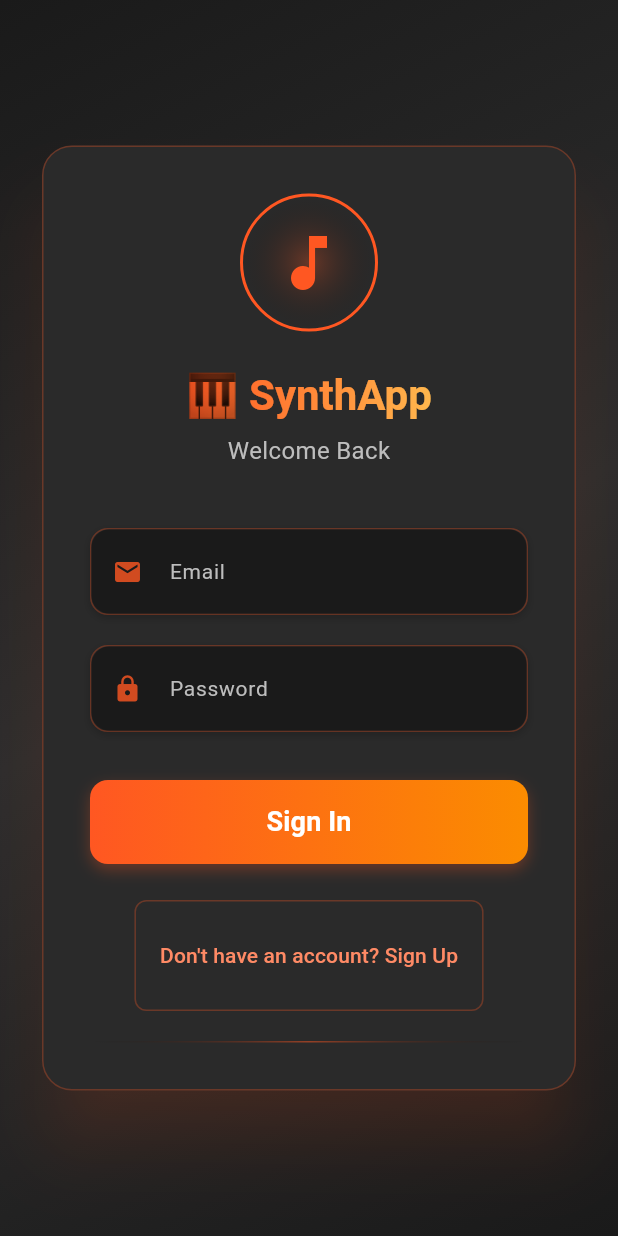
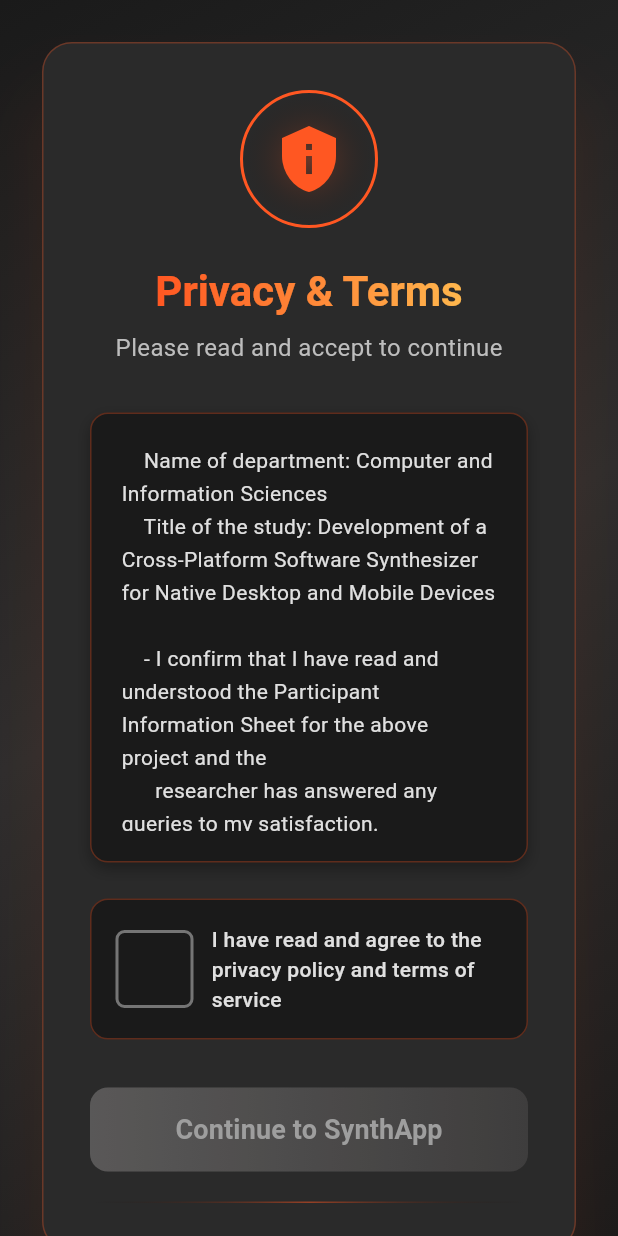
Before and after one commit to CTRoss-sco/softsynth, a Flutter app: the screen it shows after launch, on a phone screen of 412 x 824 dp. Run offline on Flutter 3.47's test engine with Material 3 defaults, Android fonts, the light colour scheme and no system bars; our stand-ins replace cloud_firestore, firebase_auth, firebase_core, flutter_dotenv; missing offline and left inert: dart:ffi; accounts and stored records are empty.

Commit message:
Added consent screen for testing purposes

```diff
--- /dev/null
+++ b/flutter_ui/lib/consent_screen.dart
@@ -0,0 +1,279 @@
+import 'package:flutter/material.dart';
+import 'main.dart';
+
+class ConsentScreen extends StatefulWidget {
+  const ConsentScreen({super.key});
+
+  @override
+  State<ConsentScreen> createState() => _ConsentScreenState();
+}
+
+class _ConsentScreenState extends State<ConsentScreen> {
+  bool _consentGiven = false;
+
+  void _proceedToLogin() {
+    if (_consentGiven) {
+      Navigator.of(context).pushReplacement(
+        MaterialPageRoute(builder: (context) => const AuthWrapper()),
+      );
+    }
+  }
+
+  @override
+  Widget build(BuildContext context) {
+    return Scaffold(
+      body: Container(
+        decoration: const BoxDecoration(
+          gradient: LinearGradient(
+            begin: Alignment.topLeft,
+            end: Alignment.bottomRight,
+            colors: [
+              Color(0xFF1a1a1a),
+              Color(0xFF2d2d2d),
+              Color(0xFF1a1a1a),
+            ],
+          ),
+        ),
+        child: Center(
+          child: SingleChildScrollView(
+            padding: const EdgeInsets.all(24.0),
+            child: Container(
+              constraints: const BoxConstraints(maxWidth: 600),
+              child: Card(
+                elevation: 20,
+                shadowColor: Colors.deepOrange.withOpacity(0.3),
+                shape: RoundedRectangleBorder(
+                  borderRadius: BorderRadius.circular(20),
+                  side: BorderSide(
+                    color: Colors.deepOrange.withOpacity(0.3),
+                    width: 1,
+                  ),
+                ),
+                color: const Color(0xFF2a2a2a),
+                child: Padding(
+                  padding: const EdgeInsets.all(32.0),
+                  child: Column(
+                    mainAxisSize: MainAxisSize.min,
+                    children: [
+                      Container(
+                        padding: const EdgeInsets.all(20),
+                        decoration: BoxDecoration(
+                          shape: BoxShape.circle,
+                          gradient: RadialGradient(
+                            colors: [
+                              Colors.deepOrange.withOpacity(0.3),
+                              Colors.transparent,
+                            ],
+                          ),
+                          border: Border.all(
+                            color: Colors.deepOrange,
+                            width: 2,
+                          ),
+                        ),
+                        child: const Icon(
+                          Icons.privacy_tip,
+                          size: 48,
+                          color: Colors.deepOrange,
+                        ),
+                      ),
+                      const SizedBox(height: 24),
+
+                      ShaderMask(
+                        shaderCallback: (bounds) => LinearGradient(
+                          colors: [
+                            Colors.deepOrange,
+                            Colors.orange.shade300,
+                          ],
+                        ).createShader(bounds),
+                        child: Text(
+                          'Privacy & Terms',
+                          style: Theme.of(context).textTheme.headlineMedium?.copyWith(
+                            color: Colors.white,
+                            fontWeight: FontWeight.bold,
+                            fontSize: 28,
+                          ),
+                        ),
+                      ),
+                      const SizedBox(height: 8),
+                      Text(
+                        'Please read and accept to continue',
+                        style: TextStyle(
+                          color: Colors.grey.shade400,
+                          fontSize: 16,
+                        ),
+                      ),
+                      const SizedBox(height: 32),
+
+
+                      Container(
+                        height: 300,
+                        padding: const EdgeInsets.all(20),
+                        decoration: BoxDecoration(
+                          color: const Color(0xFF1a1a1a),
+                          borderRadius: BorderRadius.circular(12),
+                          border: Border.all(
+                            color: Colors.deepOrange.withOpacity(0.3),
+                            width: 1,
+                          ),
+                          boxShadow: [
+                            BoxShadow(
+                              color: Colors.black.withOpacity(0.3),
+                              blurRadius: 8,
+                              offset: const Offset(0, 4),
+                            ),
+                          ],
+                        ),
+                        child: SingleChildScrollView(
+                          child: Text(
+                            _getConsentText(),
+                            style: TextStyle(
+                              color: Colors.grey.shade300,
+                              fontSize: 14,
+                              height: 1.6,
+                            ),
+                          ),
+                        ),
+                      ),
+                      const SizedBox(height: 24),
+
+
+                      Container(
+                        padding: const EdgeInsets.all(16),
+                        decoration: BoxDecoration(
+                          border: Border.all(
+                            color: Colors.deepOrange.withOpacity(0.3),
+                            width: 1,
+                          ),
+                          borderRadius: BorderRadius.circular(12),
+                          color: const Color(0xFF1a1a1a),
+                        ),
+                        child: Row(
+                          children: [
+                            Container(
+                              decoration: BoxDecoration(
+                                borderRadius: BorderRadius.circular(6),
+                                border: Border.all(
+                                  color: _consentGiven
+                                      ? Colors.deepOrange
+                                      : Colors.grey.shade600,
+                                  width: 2,
+                                ),
+                              ),
+                              child: Checkbox(
+                                value: _consentGiven,
+                                onChanged: (value) {
+                                  setState(() {
+                                    _consentGiven = value ?? false;
+                                  });
+                                },
+                                activeColor: Colors.deepOrange,
+                                checkColor: Colors.white,
+                                side: BorderSide.none,
+                                shape: RoundedRectangleBorder(
+                                  borderRadius: BorderRadius.circular(4),
+                                ),
+                              ),
+                            ),
+                            const SizedBox(width: 12),
+                            Expanded(
+                              child: Text(
+                                'I have read and agree to the privacy policy and terms of service',
+                                style: TextStyle(
+                                  color: Colors.grey.shade300,
+                                  fontSize: 14,
+                                  fontWeight: FontWeight.w500,
+                                ),
+                              ),
+                            ),
+                          ],
+                        ),
+                      ),
+                      const SizedBox(height: 32),
+
+                      // Continue button - same style as login
+                      SizedBox(
+                        width: double.infinity,
+                        height: 56,
+                        child: Container(
+                          decoration: BoxDecoration(
+                            gradient: LinearGradient(
+                              colors: _consentGiven
+                                  ? [Colors.deepOrange, Colors.orange.shade600]
+                                  : [Colors.grey.shade700, Colors.grey.shade800],
+                            ),
+                            borderRadius: BorderRadius.circular(12),
+                            boxShadow: _consentGiven ? [
+                              BoxShadow(
+                                color: Colors.deepOrange.withOpacity(0.3),
+                                blurRadius: 8,
+                                offset: const Offset(0, 4),
+                              ),
+                            ] : [],
+                          ),
+                          child: ElevatedButton(
+                            onPressed: _consentGiven ? _proceedToLogin : null,
+                            style: ElevatedButton.styleFrom(
+                              backgroundColor: Colors.transparent,
+                              shadowColor: Colors.transparent,
+                              shape: RoundedRectangleBorder(
+                                borderRadius: BorderRadius.circular(12),
+                              ),
+                            ),
+                            child: Text(
+                              'Continue to SynthApp',
+                              style: TextStyle(
+                                fontSize: 18,
+                                fontWeight: FontWeight.bold,
+                                color: _consentGiven ? Colors.white : Colors.grey.shade500,
+                              ),
+                            ),
+                          ),
+                        ),
+                      ),
+                      const SizedBox(height: 20),
+
+
+                      Row(
+                        children: [
+                          Expanded(
+                            child: Container(
+                              height: 1,
+                              decoration: BoxDecoration(
+                                gradient: LinearGradient(
+                                  colors: [
+                                    Colors.transparent,
+                                    Colors.deepOrange.withOpacity(0.5),
+                                    Colors.transparent,
+                                  ],
+                                ),
+                              ),
+                            ),
+                          ),
+                        ],
+                      ),
+                    ],
+                  ),
+                ),
+              ),
+            ),
+          ),
+        ),
+      ),
+    );
+  }
+
+  String _getConsentText() {
+    return '''
+    Name of department: Computer and Information Sciences
+    Title of the study: Development of a Cross-Platform Software Synthesizer for Native Desktop and Mobile Devices
+
+    - I confirm that I have read and understood the Participant Information Sheet for the above project and the
+      researcher has answered any queries to my satisfaction.
+    - I confirm that I have read and understood the Privacy Notice for Participants in Research Projects and understand how my personal information will be used and what will happen to it (i.e. how it will be stored and for how long).
+    - I understand that my participation is voluntary and that I am free to withdraw from the project at any time, up to the point of completion, without having to give a reason and without any consequences.
+    - I understand that anonymised data (i.e. data that do not identify me personally) cannot be withdrawn once they have been included in the study.
+    - I understand that any information recorded in the research will remain confidential and no information that identifies me will be made publicly available.
+    - I consent to being a participant in the project.
+    ''';
+  }
+}
--- a/flutter_ui/lib/effects_controls.dart
+++ b/flutter_ui/lib/effects_controls.dart
@@ -23,7 +23,7 @@
   double _reverbDamping = 0.5;
   double _reverbWetLevel = 0.5;
   double _reverbDryLevel = 0.5;
-  bool _reverbEnabled = true;
+  bool _reverbEnabled = false;
 
   //delay state variables
   double _delayTime = 0.25;
@@ -210,7 +210,7 @@
   }
 
   Widget _buildReverbTab() {
-    return Padding(
+    return SingleChildScrollView(
       padding: const EdgeInsets.all(16.0),
       child: Column(
         crossAxisAlignment: CrossAxisAlignment.start,
@@ -370,7 +370,7 @@
   }
 
   Widget _buildDelayTab() {
-  return Padding(
+  return SingleChildScrollView(
     padding: const EdgeInsets.all(16.0),
     child: Column(
       crossAxisAlignment: CrossAxisAlignment.start,
@@ -530,7 +530,7 @@
 }
 
 Widget _buildChorusTab() {
-  return Padding(
+  return SingleChildScrollView(
     padding: const EdgeInsets.all(12.0),
     child: Column(
       crossAxisAlignment: CrossAxisAlignment.start,
--- a/flutter_ui/lib/main.dart
+++ b/flutter_ui/lib/main.dart
@@ -10,6 +10,7 @@
 import 'login_screen.dart';
 import 'firestore/preset_service.dart';
 import 'firestore/preset_model.dart';
+import 'consent_screen.dart';
 
 void main() async {
   WidgetsFlutterBinding.ensureInitialized();
@@ -32,7 +33,7 @@
         colorScheme: ColorScheme.fromSeed(seedColor: Colors.deepOrange),
         useMaterial3: true,
       ),
-      home: const AuthWrapper(),
+      home: const ConsentScreen(),
       debugShowCheckedModeBanner: false,
     );
   }
@@ -302,7 +303,14 @@
             ],
           ]
         ),
-        body: Column(
+        body: LayoutBuilder(
+          builder: (context, constraints) {
+
+            final scale = (constraints.maxWidth / 1200.0).clamp(0.7, 1.0);
+
+            return Transform.scale(
+              scale: scale,
+              child: Column(
           children: [
             // Top section - 3-column synthesizer layout
             if (synthInitialized)
@@ -320,15 +328,15 @@
 
                       const SizedBox(width: 12),
 
-                      // Middle column - Effects rack (NEW!)
+                      // Middle column Effects rack
                       Expanded(
                         flex: 1,
-                        child: const EffectsControls(), // Your new effects widget
+                        child: const EffectsControls(),
                       ),
 
                       const SizedBox(width: 12),
 
-                      // Right column - Future oscilloscope
+                      // Right column Oscilloscope
                       Expanded(
                         flex: 1,
                         child: OscilloscopeControls(),
@@ -379,6 +387,9 @@
                     ),
             ),
           ],
+        ),
+      );
+          },
         ),
       ),
     );
```
